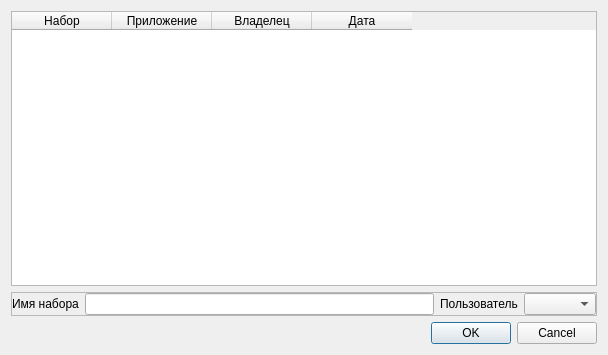
Qt form qgis_pds_templateList_base.ui (vvkond/QGIS) before a commit.
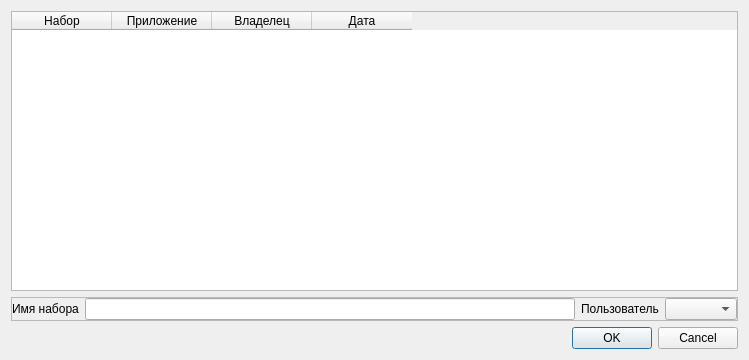
The same form after that commit.

Commit message: Списки скважин: -при сохранении запросы к unicode -немного растянул диалоговое окно

The edit to the form file:
```diff
--- a/qgis_pds_templateList_base.ui
+++ b/qgis_pds_templateList_base.ui
@@ -6,8 +6,8 @@
    <rect>
     <x>0</x>
     <y>0</y>
-    <width>608</width>
-    <height>355</height>
+    <width>749</width>
+    <height>360</height>
    </rect>
   </property>
   <property name="windowTitle">
```
Left out of the diff: 11 changed lines with no effect on the pictures. The commit also changes 1 other file.
